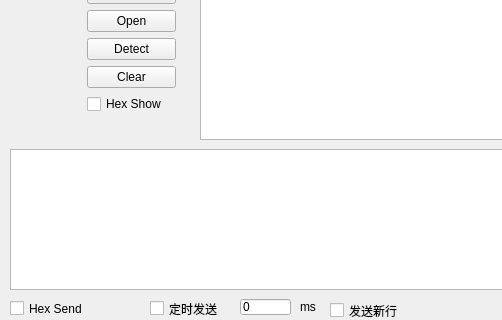
First picture: the form in project/mainwindow.ui, repository buyuer/UPRE_Serial_Assistant, before the edit; both pictures show x 0 to 502 and y 161 to 481 of the 865 by 481 pixel window.
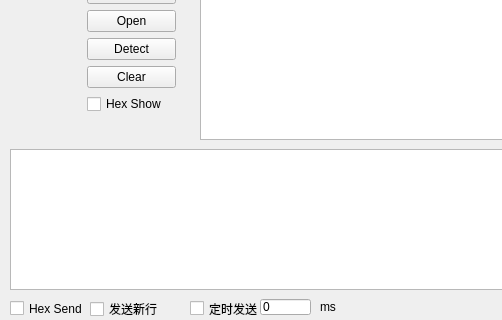
Second picture: the form after the edit.

Commit message: 添加了单击串口、波特率、停止位、奇偶校验、数据位时自动设置。调整了代码位置

```diff
--- a/project/mainwindow.ui
+++ b/project/mainwindow.ui
@@ -390,9 +390,9 @@
    <widget class="QCheckBox" name="checkBox_timer_send">
     <property name="geometry">
      <rect>
-      <x>150</x>
+      <x>190</x>
       <y>460</y>
-      <width>91</width>
+      <width>71</width>
       <height>19</height>
      </rect>
     </property>
@@ -403,7 +403,7 @@
    <widget class="QLineEdit" name="lineEdit_send_time">
     <property name="geometry">
      <rect>
-      <x>240</x>
+      <x>260</x>
       <y>460</y>
       <width>51</width>
       <height>16</height>
@@ -416,7 +416,7 @@
    <widget class="QLabel" name="label_9">
     <property name="geometry">
      <rect>
-      <x>300</x>
+      <x>320</x>
       <y>460</y>
       <width>21</width>
       <height>16</height>
@@ -460,10 +460,10 @@
    <widget class="QCheckBox" name="checkBox_send_newline">
     <property name="geometry">
      <rect>
-      <x>330</x>
+      <x>90</x>
       <y>460</y>
-      <width>92</width>
-      <height>23</height>
+      <width>81</width>
+      <height>20</height>
      </rect>
     </property>
     <property name="text">
```
The commit also changes 2 other files.
